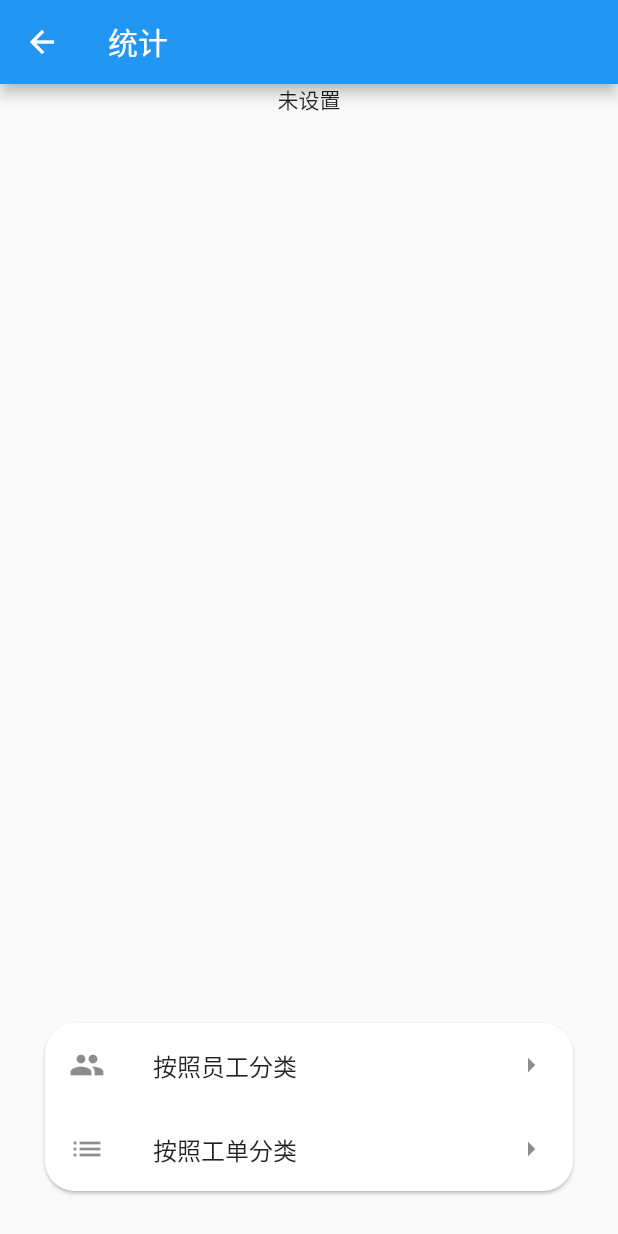
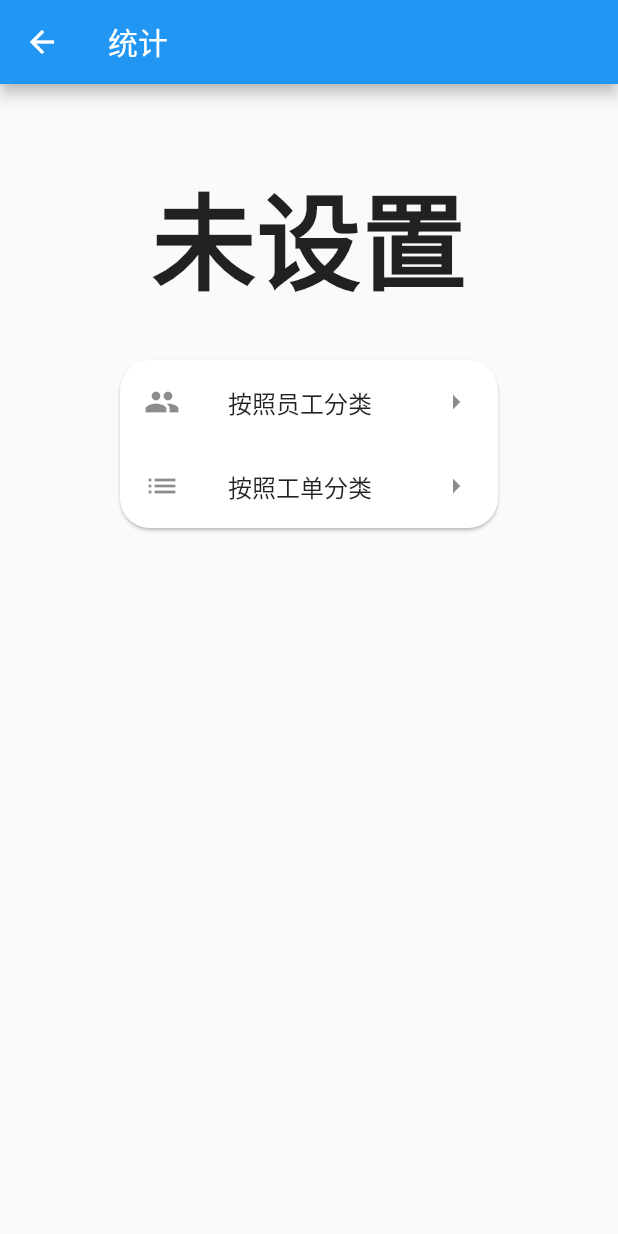
Before and after one commit to HowsonLiu/smc_piecework, a Flutter app: the StatisticsPage screen opened directly, on a phone screen of 412 x 824 dp. Run offline on Flutter 3.47's test engine with Material 2 defaults, Android fonts, the phone set to English and light mode, and no system bars; our stand-ins replace csv, file_picker, shared_preferences, sqflite; accounts and stored records are empty.

Commit message:
+ beauty statistics page

```diff
--- a/lib/ui/statistics_page.dart
+++ b/lib/ui/statistics_page.dart
@@ -1,8 +1,5 @@
 import 'package:flutter/material.dart';
-import 'package:smc_piecework/manager/artifacts_manager.dart';
-import 'package:smc_piecework/manager/employee_manager.dart';
 import 'package:smc_piecework/manager/period_manager.dart';
-import 'package:smc_piecework/ui/period_page.dart';
 import 'package:smc_piecework/ui/statistics_employee_page.dart';
 import 'package:smc_piecework/ui/statistics_ticket_page.dart';
 
@@ -15,12 +12,12 @@ class StatisticsPage extends StatelessWidget {
         appBar: AppBar(
           title: const Text("统计"),
         ),
-        body: Column(
+        body: Container(
+            margin: const EdgeInsets.only(left: 50, right: 50, top: 50),
+            child: Column(
               crossAxisAlignment: CrossAxisAlignment.center,
               children: [
-            Expanded(
-                flex: 1,
-                child: Text(PeriodManager.instance.curPeriod?.name ?? '未设置')),
+                _buildPeriodTitle(),
                 Card(
                   margin: const EdgeInsets.all(30.0),
                   shape: RoundedRectangleBorder(
@@ -36,7 +33,8 @@ class StatisticsPage extends StatelessWidget {
                               MaterialPageRoute(builder: (context) {
                             return StatisticsEmployeePage(
                                 period:
-                                PeriodManager.instance.curPeriod?.name ?? '');
+                                    PeriodManager.instance.curPeriod?.name ??
+                                        '');
                           }));
                         },
                       ),
@@ -49,7 +47,8 @@ class StatisticsPage extends StatelessWidget {
                               MaterialPageRoute(builder: (context) {
                             return StatisticsTicketPage(
                                 period:
-                                PeriodManager.instance.curPeriod?.name ?? '');
+                                    PeriodManager.instance.curPeriod?.name ??
+                                        '');
                           }));
                         },
                       ),
@@ -57,6 +56,13 @@ class StatisticsPage extends StatelessWidget {
                   ),
                 )
               ],
-        ));
+            )));
+  }
+
+  _buildPeriodTitle() {
+    return Text(
+      PeriodManager.instance.curPeriod?.name ?? '未设置',
+      style: const TextStyle(fontSize: 70, fontWeight: FontWeight.bold),
+    );
   }
 }
```
Lines whose indentation alone changed are shown as unchanged.
